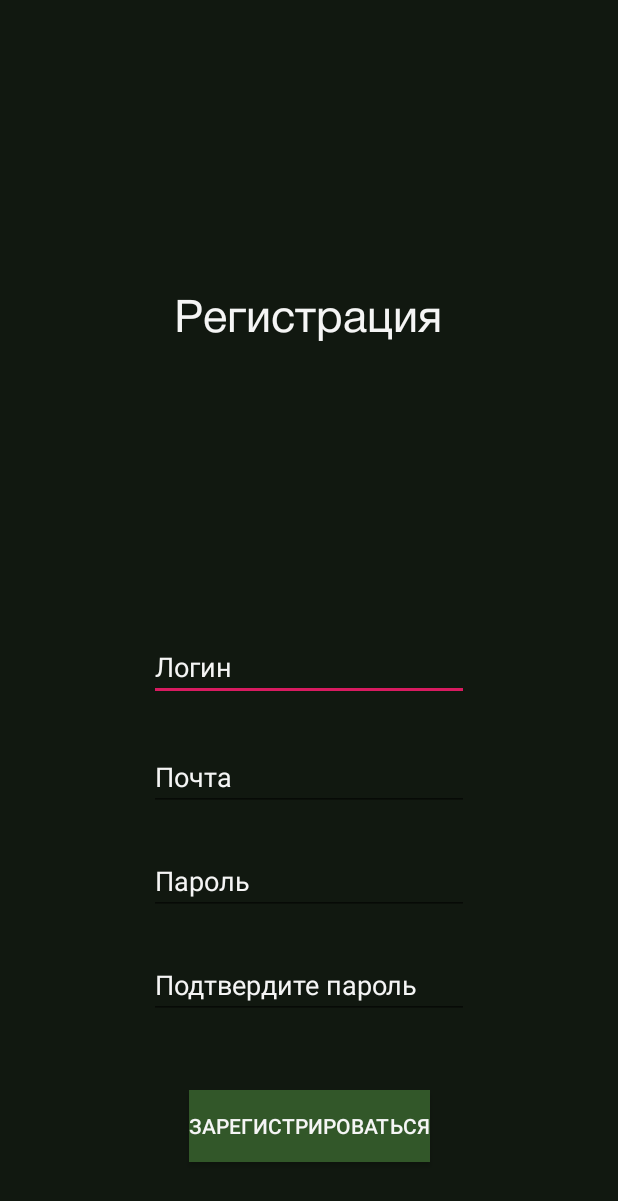
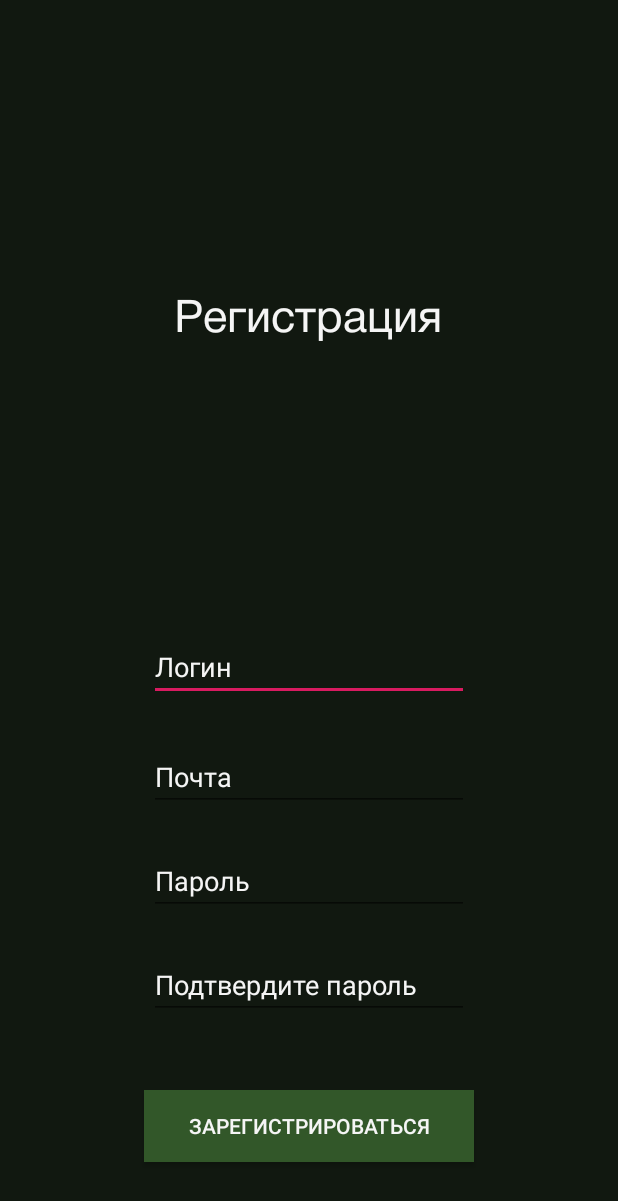
Before and after one commit to iozrv/Bonch-Dev-Messenger, an Android app: the SignUpActivity screen opened directly, with no data from a screen before it, on a phone screen of 412 x 824 dp. Shown: the top 1201 px of the screen. Run offline under Robolectric (Android 15) with nearby library versions, the phone set to English and light mode, and no system bars.

Commit message:
layouts 1.0 fixed

```diff
--- a/app/src/main/res/layout/activity_sign_in.xml
+++ b/app/src/main/res/layout/activity_sign_in.xml
@@ -5,7 +5,7 @@
     android:layout_width="match_parent"
     android:layout_height="match_parent"
     android:background="#111810"
-
+    android:layout_gravity="center"
 
     tools:context=".ui.activities.SignInActivity">
 
--- a/app/src/main/res/layout/activity_sign_up.xml
+++ b/app/src/main/res/layout/activity_sign_up.xml
@@ -5,6 +5,7 @@
     android:layout_width="match_parent"
     android:layout_height="match_parent"
     android:background="#111810"
+    android:layout_gravity="center"
     tools:context=".ui.activities.SignUpActivity">
 
     <TextView
@@ -91,7 +92,7 @@
     <Button
         android:id="@+id/complete_sign_up_button"
         android:background="#325729"
-        android:layout_width="wrap_content"
+        android:layout_width="220dp"
         android:layout_height="wrap_content"
         android:layout_marginStart="24dp"
         android:layout_marginTop="24dp"
--- a/app/src/main/res/layout/fragment_password.xml
+++ b/app/src/main/res/layout/fragment_password.xml
@@ -4,7 +4,7 @@
     android:layout_width="300dp"
     android:layout_height="300dp"
     android:background="#325729"
-    android:gravity="center"
+    android:layout_gravity="center"
     android:orientation="vertical">
 
 
--- a/app/src/main/res/layout/fragment_profile.xml
+++ b/app/src/main/res/layout/fragment_profile.xml
@@ -5,7 +5,9 @@
     android:layout_height="match_parent"
     xmlns:tools="http://schemas.android.com/tools"
     android:background="#111810"
-    tools:context=".ui.fragments.ProfileFragment">
+    tools:context=".ui.fragments.ProfileFragment"
+    android:layout_gravity="center"
+    >
 
     <ImageView
         android:id="@+id/avatar_image_view"
```
